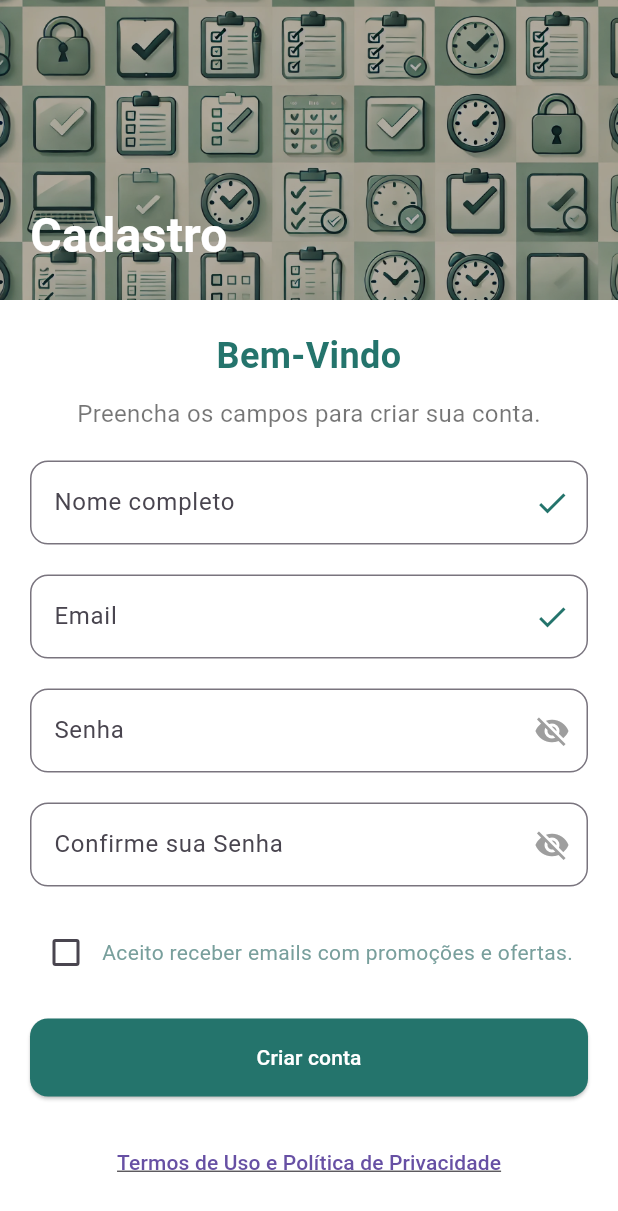
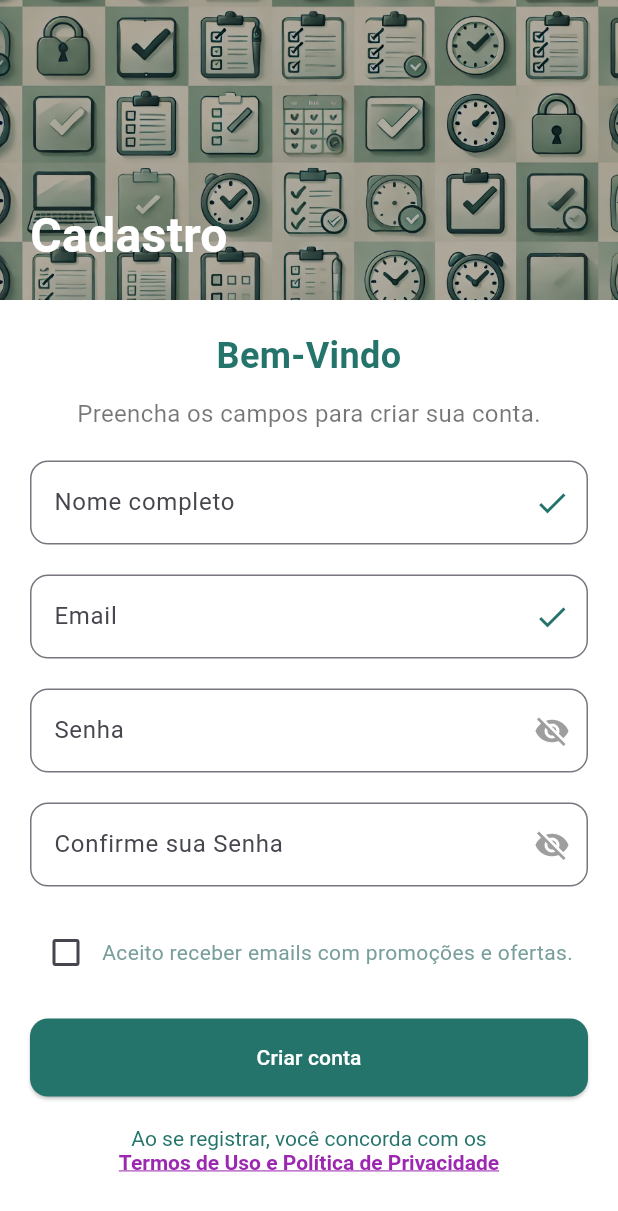
Before and after one commit to vineparker-sys/ClearTask, a Flutter app: the screen it shows after launch, after a tap on "Registre-se", on a phone screen of 412 x 824 dp. Shown: the top 1211 px of the screen. Run offline on Flutter 3.47's test engine with Material 3 defaults, Android fonts, the phone set to English and light mode, and no system bars; our stand-ins replace email_validator, flutter_local_notifications, shared_preferences, sqflite, timezone; accounts and stored records are empty.

Commit message:
Feature - Usuabilidade
Add RememberMe,
Add Sair
Add Validação de Email
Edit Design Register and Login screen

```diff
--- a/lib/main.dart
+++ b/lib/main.dart
@@ -65,7 +65,7 @@ class MyApp extends StatelessWidget {
       child: Consumer<ThemeProvider>(
         builder: (context, themeProvider, child) {
           return MaterialApp(
-            title: 'Todo App',
+            title: 'Clear Task',
             theme: themeProvider.lightTheme,
             darkTheme: themeProvider.darkTheme,
             themeMode:
--- a/lib/screens/login_screen.dart
+++ b/lib/screens/login_screen.dart
@@ -1,11 +1,13 @@
+import 'dart:math';
+
 import 'package:flutter/material.dart';
 import '../db/database_helper.dart';
 import '../utils/current_user.dart'; // Importa a classe CurrentUser
 import 'task_list_screen.dart';
+import 'package:shared_preferences/shared_preferences.dart';
 
 class LoginScreen extends StatefulWidget {
   static const routeName = '/login';
-
   const LoginScreen({super.key});
 
   @override
@@ -16,9 +18,63 @@ class _LoginScreenState extends State<LoginScreen> {
   final emailController = TextEditingController();
   final passwordController = TextEditingController();
   bool _isPasswordVisible = false;
+  bool _rememberMe = false;
+  bool _isLoading = true;
+
+  @override
+  void initState() {
+    super.initState();
+    _checkLoggedIn(); // Verifica o estado inicial
+  }
+
+  void _checkLoggedIn() async {
+    await Future.delayed(Duration(seconds: 2));
+
+    final prefs = await SharedPreferences.getInstance();
+    final bool isLoggedIn = prefs.getBool('isLoggedIn') ?? false;
+    final List<String>? user = prefs.getStringList('User');
+
+     setState(() {
+      _rememberMe = isLoggedIn;
+      _isLoading = false; // Termina o carregamento
+    });
+
+    if (context.mounted) {
+      if (isLoggedIn) {
+        if(user != null){
+        CurrentUser.setUser(user[0], user[1]);
+        Navigator.pushReplacementNamed(context, TaskListScreen.routeName);
+        }
+      }
+    }
+  }
+
+  Future<void> _login(Map<String, dynamic> user) async {
+    // Armazena o usuário logado
+    CurrentUser.setUser(user['name'], user['email']);
+
+    final prefs = await SharedPreferences.getInstance();
+    if (_rememberMe) {
+      // Set a flag to remember the user
+      await prefs.setBool('isLoggedIn', true);
+      await prefs.setStringList('User', [user['name'], user['email']]);
+    }
+    // Navigate to main screen after login
+    Navigator.pushReplacementNamed(context, TaskListScreen.routeName);
+  }
 
   @override
   Widget build(BuildContext context) {
+     if (_isLoading) {
+      // Exibe um indicador de carregamento enquanto verifica o login
+      return Scaffold(
+        backgroundColor: const Color(0xFF24736E),
+        body: Center(
+          child: CircularProgressIndicator(color: Colors.white), // Carregando...
+        ),
+      );
+    }
+
     return Scaffold(
       backgroundColor: const Color(0xFF24736E), // Fundo verde escuro
       body: Stack(
@@ -62,7 +118,8 @@ class _LoginScreenState extends State<LoginScreen> {
                 // Caixa de texto: E-mail
                 TextField(
                   controller: emailController,
-                  style: const TextStyle(color: Color(0xFF24736E)), // Texto verde escuro
+                  style: const TextStyle(
+                      color: Color(0xFF24736E)), // Texto verde escuro
                   decoration: InputDecoration(
                     filled: true,
                     fillColor: Colors.white, // Fundo branco
@@ -80,7 +137,8 @@ class _LoginScreenState extends State<LoginScreen> {
                 TextField(
                   controller: passwordController,
                   obscureText: !_isPasswordVisible,
-                  style: const TextStyle(color: Color(0xFF24736E)), // Texto verde escuro
+                  style: const TextStyle(
+                      color: Color(0xFF24736E)), // Texto verde escuro
                   decoration: InputDecoration(
                     filled: true,
                     fillColor: Colors.white, // Fundo branco
@@ -92,7 +150,9 @@ class _LoginScreenState extends State<LoginScreen> {
                     ),
                     suffixIcon: IconButton(
                       icon: Icon(
-                        _isPasswordVisible ? Icons.visibility : Icons.visibility_off,
+                        _isPasswordVisible
+                            ? Icons.visibility
+                            : Icons.visibility_off,
                         color: const Color(0xFF24736E),
                       ),
                       onPressed: () {
@@ -103,37 +163,26 @@ class _LoginScreenState extends State<LoginScreen> {
                     ),
                   ),
                 ),
+
                 const SizedBox(height: 10),
-
-                // Botão: Esqueci a senha
-                Align(
-                  alignment: Alignment.centerLeft,
-                  child: TextButton(
-                    onPressed: () {
-                      showDialog(
-                        context: context,
-                        builder: (context) => AlertDialog(
-                          title: const Text('Recuperação de Senha'),
-                          content: const Text(
-                              'Um e-mail foi enviado para recuperar sua senha.'),
-                          actions: [
-                            TextButton(
-                              onPressed: () => Navigator.pop(context),
-                              child: const Text('OK'),
+                // Checkbox "Lembre-se de mim"
+                Row(
+                  children: [
+                    Checkbox(
+                      value: _rememberMe,
+                      onChanged: (bool? value) {
+                        setState(() {
+                          _rememberMe = value ?? false;
+                        });
+                      },
+                      checkColor: Colors.white,
+                      activeColor: Colors.teal,
+                    ),
+                    const Text(
+                      'Lembre-se de mim',
+                      style: TextStyle(color: Colors.white),
                     ),
                   ],
-                        ),
-                      );
-                    },
-                    child: const Text(
-                      'Esqueci a senha',
-                      style: TextStyle(
-                        color: Color(0xFF85DDBE), // Verde claro do protótipo
-                        fontSize: 16,
-                        fontWeight: FontWeight.bold,
-                      ),
-                    ),
-                  ),
                 ),
                 const SizedBox(height: 20),
 
@@ -147,24 +196,22 @@ class _LoginScreenState extends State<LoginScreen> {
 
                       if (email.isEmpty || password.isEmpty) {
                         ScaffoldMessenger.of(context).showSnackBar(
-                          const SnackBar(content: Text('Preencha todos os campos!')),
+                          const SnackBar(
+                              content: Text('Preencha todos os campos!')),
                         );
                         return;
                       }
 
                       final dbHelper = DatabaseHelper.instance;
-                      final user = await dbHelper.getUserByEmailAndPassword(email, password);
+                      final user = await dbHelper.getUserByEmailAndPassword(
+                          email, password);
 
                       if (user != null) {
-                        // Armazena o usuário logado
-                        CurrentUser.setUser(user['name'], user['email']);
-
-                        // Navega para a tela de lista de tarefas
-                        Navigator.pushReplacementNamed(
-                            context, TaskListScreen.routeName);
+                        _login(user);
                       } else {
                         ScaffoldMessenger.of(context).showSnackBar(
-                          const SnackBar(content: Text('Credenciais inválidas!')),
+                          const SnackBar(
+                              content: Text('Credenciais inválidas!')),
                         );
                       }
                     },
@@ -219,9 +266,45 @@ class _LoginScreenState extends State<LoginScreen> {
                     ),
                   ),
                 ),
+
                 const SizedBox(height: 20),
-
-                // Botão: Registre-se
+                // Esqueci minha senha e Registrar-se
+                Center(
+                  child: Row(
+                    mainAxisAlignment: MainAxisAlignment.center,
+                    children: [
+                      TextButton(
+                        onPressed: () {
+                          showDialog(
+                            context: context,
+                            builder: (context) => AlertDialog(
+                              title: const Text('Recuperação de Senha'),
+                              content: const Text(
+                                  'Um e-mail foi enviado para recuperar sua senha.'),
+                              actions: [
+                                TextButton(
+                                  onPressed: () => Navigator.pop(context),
+                                  child: const Text('OK'),
+                                ),
+                              ],
+                            ),
+                          );
+                        },
+                        child: const Text(
+                          'Esqueci a senha',
+                          style: TextStyle(
+                            color:
+                                Color(0xFF85DDBE), // Verde claro do protótipo
+                            fontSize: 16,
+                            fontWeight: FontWeight.bold,
+                          ),
+                        ),
+                      ),
+                      Text(
+                        '/',
+                        style: TextStyle(
+                            fontSize: 18, fontWeight: FontWeight.bold),
+                      ),
                       TextButton(
                         onPressed: () {
                           Navigator.pushNamed(context, '/register');
@@ -229,10 +312,14 @@ class _LoginScreenState extends State<LoginScreen> {
                         child: const Text(
                           'Registre-se',
                           style: TextStyle(
-                      color: Color(0xFF85DDBE), // Verde claro do protótipo
+                            color:
+                                Color(0xFF85DDBE), // Verde claro do protótipo
                             fontSize: 16,
                             fontWeight: FontWeight.bold,
                           ),
+                        ),
+                      ),
+                    ],
                   ),
                 ),
               ],
@@ -250,7 +337,8 @@ class _LoginScreenState extends State<LoginScreen> {
                   context: context,
                   builder: (context) => AlertDialog(
                     title: const Text('Ajuda e Suporte'),
-                    content: const Text('Entre em contato via support@cleartask.com'),
+                    content: const Text(
+                        'Entre em contato via support@cleartask.com'),
                     actions: [
                       TextButton(
                         onPressed: () => Navigator.pop(context),
--- a/lib/screens/register_screen.dart
+++ b/lib/screens/register_screen.dart
@@ -1,6 +1,7 @@
 import 'package:flutter/material.dart';
 import '../db/database_helper.dart';
 import 'login_screen.dart';
+import 'package:email_validator/email_validator.dart';
 
 class RegisterScreen extends StatefulWidget {
   static const routeName = '/register';
@@ -37,16 +38,16 @@ class _RegisterScreenState extends State<RegisterScreen> {
       return;
     }
 
-    if (password != confirmPassword) {
+    if (!EmailValidator.validate(email)){
       ScaffoldMessenger.of(context).showSnackBar(
-        const SnackBar(content: Text('As senhas não coincidem!')),
+        const SnackBar(content: Text('Email inválido! Favor inserir um formato de email válido.')),
       );
       return;
     }
 
-    if (!_isChecked) {
+    if (password != confirmPassword) {
       ScaffoldMessenger.of(context).showSnackBar(
-        const SnackBar(content: Text('Você deve aceitar os termos e condições!')),
+        const SnackBar(content: Text('As senhas não coincidem!')),
       );
       return;
     }
@@ -231,7 +232,7 @@ class _RegisterScreenState extends State<RegisterScreen> {
                   ),
                   const Expanded(
                     child: Text(
-                      'Aceito receber emails com promoções e ofertas.',
+                      'Aceito receber emails com promoções e ofertas. ',
                       style: TextStyle(fontSize: 14),
                     ),
                   ),
@@ -257,18 +258,31 @@ class _RegisterScreenState extends State<RegisterScreen> {
             ),
             const SizedBox(height: 20),
             // Termos de Uso
-            Center(
-              child: TextButton(
-                onPressed: () {
-                  // Abrir termos de uso
-                },
-                child: const Text(
-                  'Termos de Uso e Política de Privacidade',
-                  style: TextStyle(
-                    decoration: TextDecoration.underline,
-                  ),
+             Center(
+              child: RichText(
+                textAlign: TextAlign.center,
+                  text: TextSpan(
+                    text: 'Ao se registrar, você concorda com ',
+                    style: TextStyle(color: Color(0xFF24746C), fontSize: 14),
+                  children: [
+                    TextSpan(text: 'os\n'), // Linha separada
+                    TextSpan(
+                      text: 'Termos de Uso e Política de Privacidade',
+                      style: TextStyle(
+                      color: Colors.purple, // Cor para destacar o texto clicável
+                      fontWeight: FontWeight.bold,
+                      decoration: TextDecoration.underline
+                      ),
+                    //recognizer: TapGestureRecognizer()
+                      //..onTap = () {
+              //     // Ação ao clicar em "Termos de Serviço"
+                      // print('Termos de Serviço clicado!');
+              //     // Aqui você pode navegar para outra tela ou abrir um link.
+                    //},
+                    ),
+                  ],
                 ),
-              ),
+              )
             ),
           ],
         ),
--- a/pubspec.yaml
+++ b/pubspec.yaml
@@ -1,5 +1,5 @@
-name: todo_app
-description: A new Flutter project.
+name: ClearTask
+description: A time management App.
 
 publish_to: 'none'
 
@@ -18,6 +18,8 @@ dependencies:
   flutter_local_notifications: ^18.0.1
   path_provider: ^2.0.15
   timezone: ^0.10.0
+  email_validator: ^3.0.0
+  shared_preferences: ^2.3.3
 
 dev_dependencies:
   flutter_test:
```
Also changed, not shown: lib/screens/settings_screen.dart (+36 -4 lines), pubspec.lock, 1 other file. Lines whose indentation alone changed are shown as unchanged.
